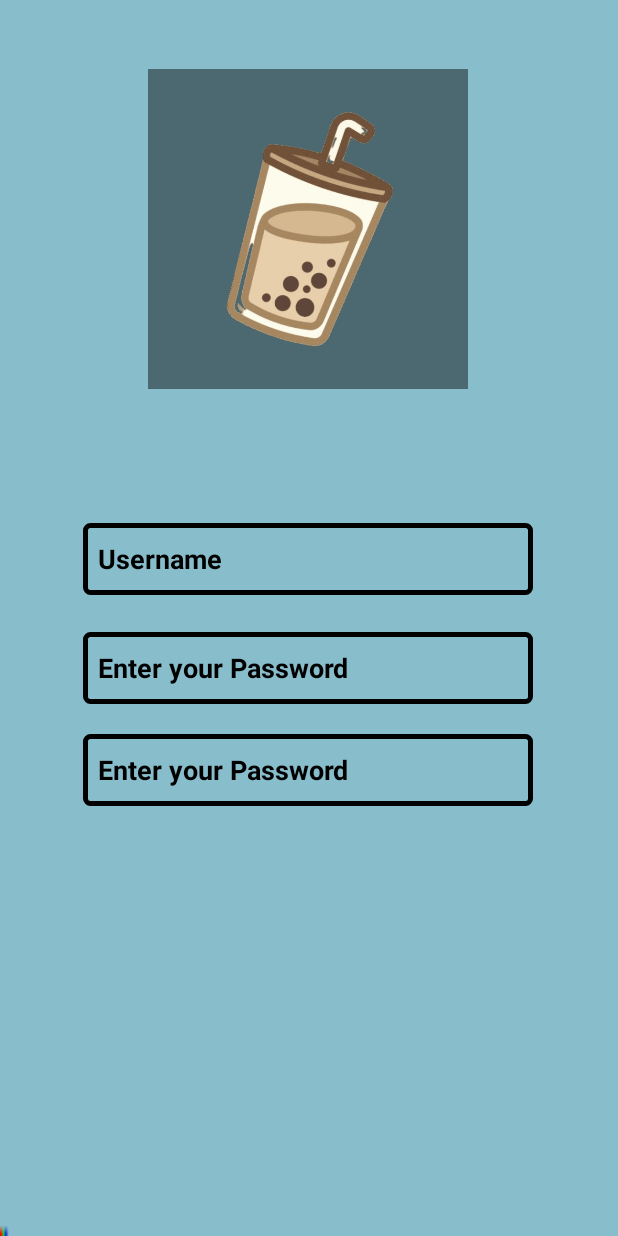
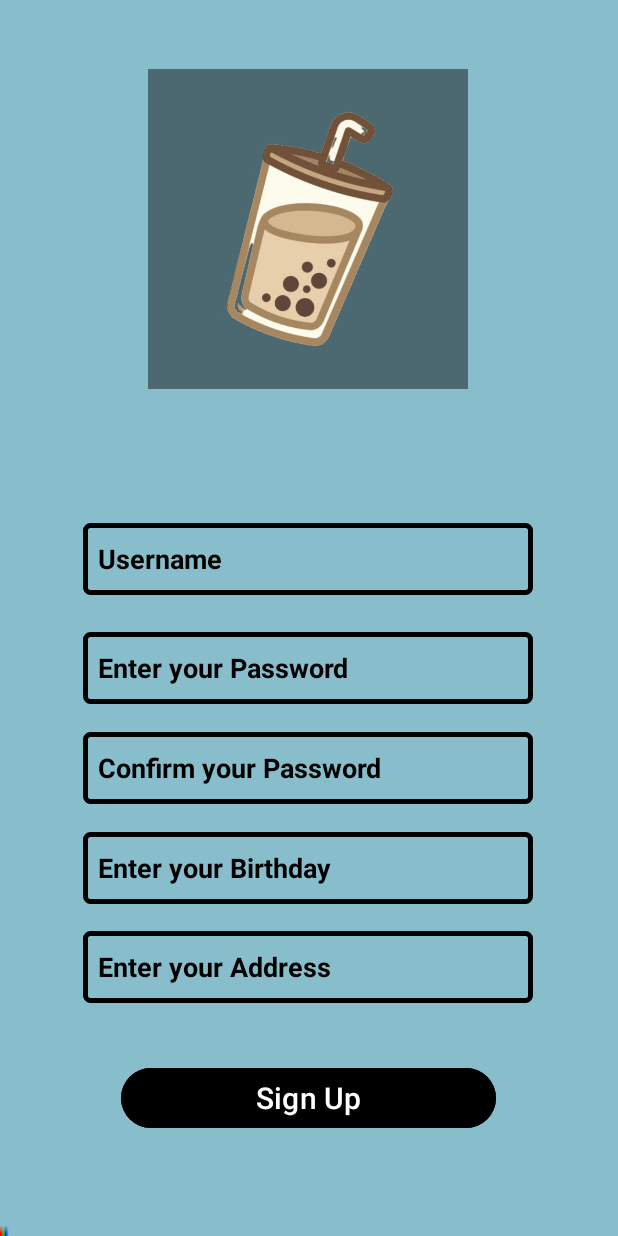
Before and after one commit to rexdanie/Rex-Navarro-block4-activity1, an Android app: the layout signup.xml on its own in the app's theme, with its tools: preview values and no code run, on a phone screen of 412 x 824 dp. Run offline under Robolectric (Android 15) with nearby library versions, the phone set to English and light mode, and no system bars.

Commit message:
Add files via upload

```diff
--- a/app/src/main/res/layout/signup.xml
+++ b/app/src/main/res/layout/signup.xml
@@ -57,12 +57,50 @@
         tools:ignore="Autofill" />
 
     <EditText
+        android:id="@+id/et_birthday"
+        android:layout_width="300dp"
+        android:layout_height="48dp"
+        android:background="@drawable/border"
+        android:ems="10"
+        android:hint="Enter your Birthday"
+        android:inputType="numberDecimal"
+        android:padding="10dp"
+        android:textColorHint="#000000"
+        android:textStyle="bold"
+        app:layout_constraintBottom_toBottomOf="parent"
+        app:layout_constraintEnd_toEndOf="parent"
+        app:layout_constraintHorizontal_bias="0.495"
+        app:layout_constraintStart_toStartOf="parent"
+        app:layout_constraintTop_toTopOf="parent"
+        app:layout_constraintVertical_bias="0.715"
+        tools:ignore="Autofill" />
+
+    <EditText
+        android:id="@+id/et_address"
+        android:layout_width="300dp"
+        android:layout_height="48dp"
+        android:background="@drawable/border"
+        android:ems="10"
+        android:hint="Enter your Address"
+        android:inputType="textEmailAddress"
+        android:padding="10dp"
+        android:textColorHint="#000000"
+        android:textStyle="bold"
+        app:layout_constraintBottom_toBottomOf="parent"
+        app:layout_constraintEnd_toEndOf="parent"
+        app:layout_constraintHorizontal_bias="0.495"
+        app:layout_constraintStart_toStartOf="parent"
+        app:layout_constraintTop_toTopOf="parent"
+        app:layout_constraintVertical_bias="0.8"
+        tools:ignore="Autofill" />
+
+    <EditText
         android:id="@+id/et_confirm"
         android:layout_width="300dp"
         android:layout_height="48dp"
         android:background="@drawable/border"
         android:ems="10"
-        android:hint="Enter your Password"
+        android:hint="Confirm your Password"
         android:inputType="textPassword"
         android:padding="10dp"
         android:textColorHint="#000000"
@@ -72,7 +110,20 @@
         app:layout_constraintHorizontal_bias="0.495"
         app:layout_constraintStart_toStartOf="parent"
         app:layout_constraintTop_toTopOf="parent"
-        app:layout_constraintVertical_bias="0.631"
+        app:layout_constraintVertical_bias="0.629"
         tools:ignore="Autofill" />
 
+    <Button
+        android:id="@+id/bt_signup"
+        android:layout_width="250dp"
+        android:layout_height="48dp"
+        android:layout_marginBottom="68dp"
+        android:backgroundTint="@color/black"
+        android:text="Sign Up"
+        android:textSize="20dp"
+        app:layout_constraintBottom_toBottomOf="parent"
+        app:layout_constraintEnd_toEndOf="parent"
+        app:layout_constraintHorizontal_bias="0.496"
+        app:layout_constraintStart_toStartOf="parent" />
+
 </androidx.constraintlayout.widget.ConstraintLayout>
```
